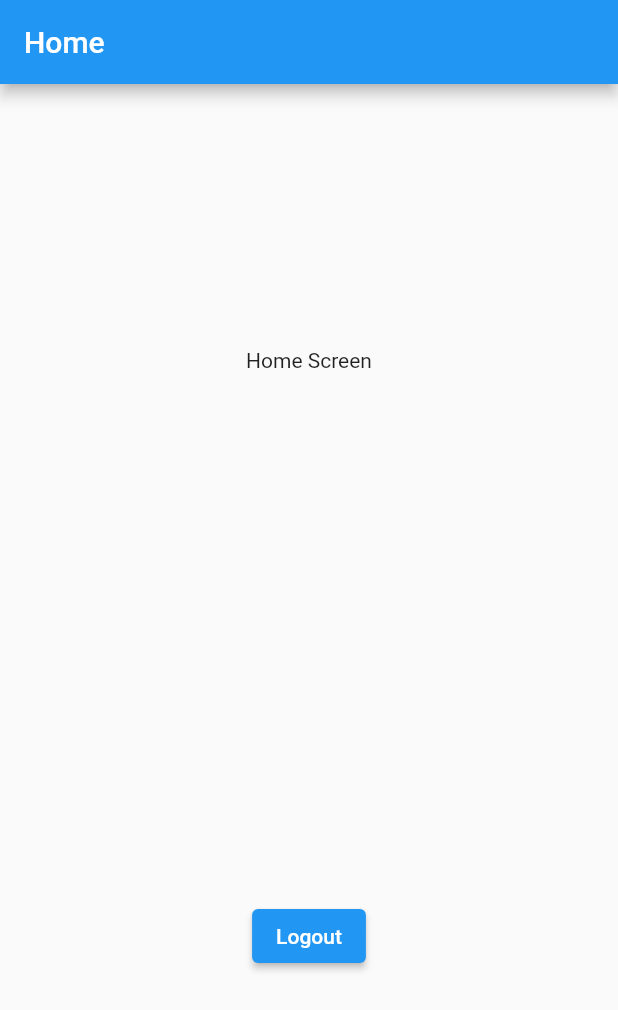
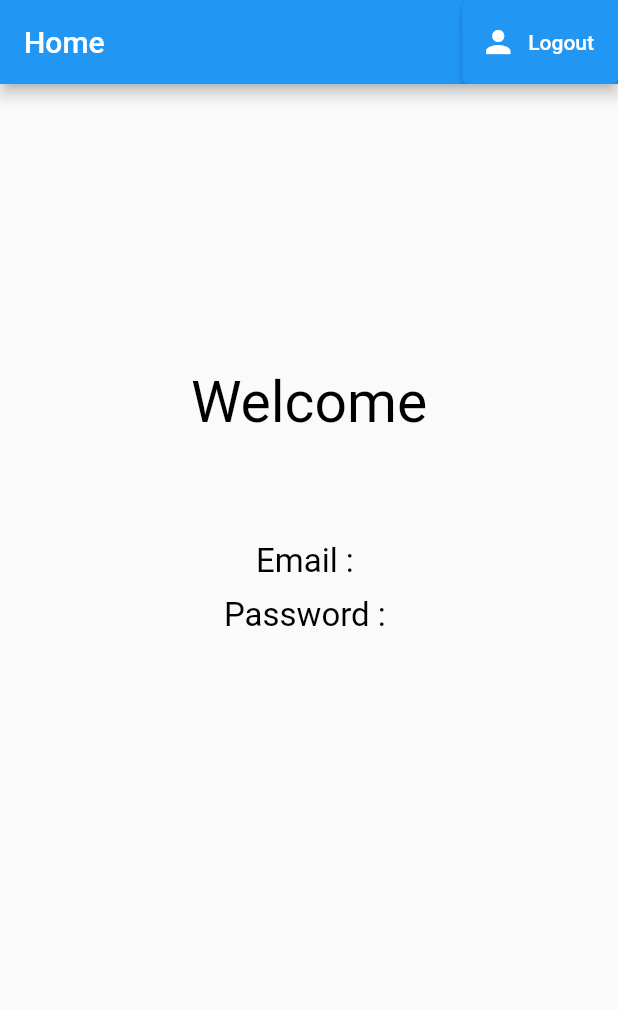
Before and after one commit to eoll73/dev_stack_firebase, a Flutter app: the screen it shows once a user with an empty profile is signed in, on a phone screen of 412 x 824 dp. Shown: the top 1010 px of the screen. Run offline on Flutter 3.47's test engine with Material 2 defaults, Android fonts, the phone set to English and light mode, and no system bars; our stand-ins replace firebase_auth, firebase_core; accounts and stored records are empty; network calls fail.

Commit message:
Add icon "Logout" for HomeScreen

```diff
--- a/lib/main.dart
+++ b/lib/main.dart
@@ -1,10 +1,10 @@
-import 'package:dev_stack_firebase/screens/home_screen.dart';
 import 'package:dev_stack_firebase/screens/login_screen.dart';
 import 'package:dev_stack_firebase/services/auth_service.dart';
 import 'package:dev_stack_firebase/wrapper.dart';
 import 'package:firebase_core/firebase_core.dart';
 import 'package:flutter/material.dart';
 import 'package:provider/provider.dart';
+import 'screens/register_screen.dart';
 
 void main() async {
   WidgetsFlutterBinding.ensureInitialized();
@@ -32,7 +32,7 @@ class MyApp extends StatelessWidget {
         routes: {
           '/': (context) => Wrapper(),
           '/login': (context) => LoginScreen(),
-          //'/register': (context) => RegisterScreen(),
+          '/register': (context) => RegisterScreen(),
         },
       ),
     );
--- a/lib/screens/home_screen.dart
+++ b/lib/screens/home_screen.dart
@@ -1,5 +1,6 @@
 import 'package:dev_stack_firebase/services/auth_service.dart';
 import 'package:flutter/material.dart';
+import 'package:flutter/services.dart';
 import 'package:provider/provider.dart';
 
 class HomeScreen extends StatelessWidget {
@@ -7,24 +8,71 @@ class HomeScreen extends StatelessWidget {
 
   @override
   Widget build(BuildContext context) {
+    print(MediaQuery.of(context).size.width);
+    print(MediaQuery.of(context).size.height);
+    //final TextEditingController emailController = TextEditingController();
+    //final TextEditingController passwordController = TextEditingController();
+
+
     final authService = Provider.of<AuthService>(context);
     return Scaffold(
       appBar: AppBar(
-        title: const Text ('Home'),
+        title: const Text('Home'),
+        actions: <Widget>[
+          ElevatedButton.icon(
+            icon: const Icon(Icons.person),
+            label: const Text('Logout'),
+            onPressed:  () async {
+              await authService.signOut();
+            },
+          ),
+        ],
       ),
-      body: Column(
-        mainAxisAlignment: MainAxisAlignment.spaceAround,
-        children: [
-          const Text ('Home Screen'),
-          Center(
-            child: ElevatedButton(
-              child: const Text('Logout'),
-              onPressed: () async {
-                await authService.signOut();
-              },
+      body: Container(
+        width: double.infinity,
+        child: Column(
+          mainAxisAlignment: MainAxisAlignment.center,
+          children: [
+            const Text(
+              'Welcome',
+              style: TextStyle(
+                color: Colors.black,
+                fontWeight: FontWeight.w400,
+                fontStyle: FontStyle.normal,
+                fontSize: 38,
+              ),
             ),
-          )
-        ],
+
+            const SizedBox(height: 70),
+
+            Column(
+              children: const [
+                Text(
+                  'Email : ',
+                  style: TextStyle(
+                    color: Colors.black,
+                    fontWeight: FontWeight.w400,
+                    fontStyle: FontStyle.normal,
+                    fontSize: 22,
+                  ),
+                ),
+
+                SizedBox(height: 10),
+
+                Text(
+                  'Password : ',
+                  style: TextStyle(
+                    color: Colors.black,
+                    fontWeight: FontWeight.w400,
+                    fontStyle: FontStyle.normal,
+                    fontSize: 22,
+                  ),
+                ),
+              ],
+            ),
+            const SizedBox(height: 210),
+          ],
+        ),
       ),
     );
   }
--- a/lib/screens/login_screen.dart
+++ b/lib/screens/login_screen.dart
@@ -37,6 +37,7 @@ class LoginScreen extends StatelessWidget {
               ),
             ),
           ),
+          const SizedBox(height: 30),
           ElevatedButton(
             onPressed: () {
               authService.signInWithEmailAndPassword(
@@ -46,6 +47,7 @@ class LoginScreen extends StatelessWidget {
             },
             child: const Text ('Login'),
           ),
+          const SizedBox(height: 20),
           ElevatedButton(
             onPressed: () {
               Navigator.pushNamed(context, '/register');
--- a/lib/screens/register_screen.dart
+++ b/lib/screens/register_screen.dart
@@ -11,6 +11,7 @@ class RegisterScreen extends StatelessWidget {
     final TextEditingController passwordController = TextEditingController();
 
     final authService = Provider.of<AuthService>(context);
+
     return Scaffold(
       appBar: AppBar(
         title: const Text('Register'),
@@ -30,12 +31,13 @@ class RegisterScreen extends StatelessWidget {
           Padding(
             padding: const EdgeInsets.all(8.0),
             child: TextField(
-              controller: emailController,
+              controller: passwordController,
               decoration: const InputDecoration(
                 labelText: "Password",
               ),
             ),
           ),
+          const SizedBox(height: 30),
           ElevatedButton(
             onPressed: () async {
               await authService.createUserWithEmailAndPassword(
--- a/lib/wrapper.dart
+++ b/lib/wrapper.dart
@@ -17,9 +17,9 @@ class Wrapper extends StatelessWidget {
       builder: (_, AsyncSnapshot<User?> snapshot) {
         if (snapshot.connectionState == ConnectionState.active) {
           final User? user = snapshot.data;
-          return user == null ? const LoginScreen() : const HomeScreen();
+          return user == null ? LoginScreen() : HomeScreen();
         } else {
-          return const Scaffold(
+          return Scaffold(
             body: Center(
               child: CircularProgressIndicator(),
             ),
```
